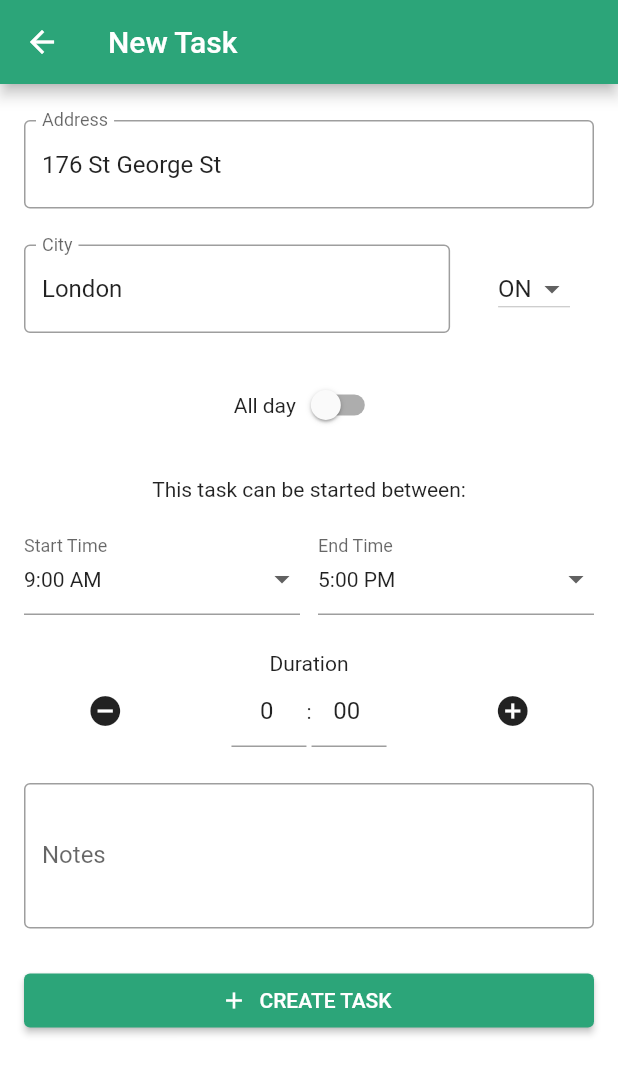
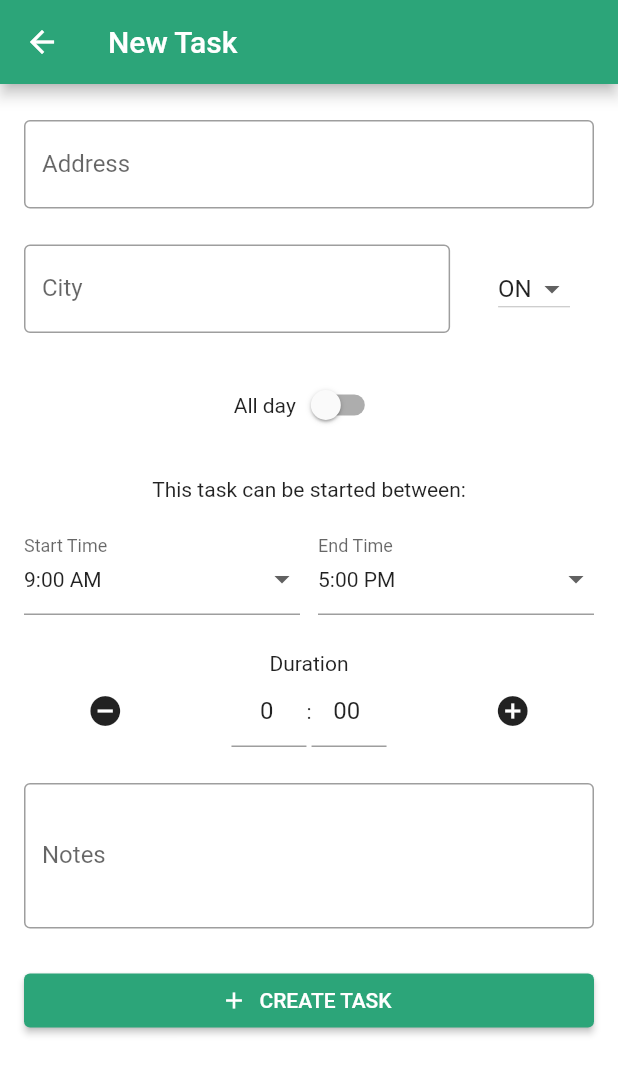
Before and after one commit to Aabell8/cerf_mobile, a Flutter app: the NewTaskPage screen opened directly, on a phone screen of 412 x 824 dp. Shown: the top 1074 px of the screen. Run offline on Flutter 3.47's test engine with Material 2 defaults, Android fonts, the phone set to English and light mode, and no system bars; our stand-ins replace location, shared_preferences; accounts and stored records are empty; network calls fail.

Commit message:
Removed placeholders and identified locale issue with retrieving tasks

```diff
--- a/lib/pages/NewTaskPage.dart
+++ b/lib/pages/NewTaskPage.dart
@@ -218,7 +218,6 @@ class _NewTaskPageState extends State<NewTaskPage> {
                 SizedBox(height: 24.0),
                 TextFormField(
                   key: Key('address'),
-                  initialValue: "176 St George St", // ! remove
                   decoration: InputDecoration(
                     border: OutlineInputBorder(),
                     labelText: 'Address',
@@ -235,7 +234,6 @@ class _NewTaskPageState extends State<NewTaskPage> {
                     Expanded(
                       child: TextFormField(
                         key: Key('city'),
-                        initialValue: "London", // ! remove
                         decoration: InputDecoration(
                           border: OutlineInputBorder(),
                           labelText: 'City',
--- a/lib/services/tasks.dart
+++ b/lib/services/tasks.dart
@@ -8,6 +8,8 @@ import 'package:http/http.dart' as http;
 
 Future<List<Task>> fetchTasks() async {
   String cookie = await getMobileCookie();
+
+  // ? Add current locale date for requesting tasks
   final http.Response response =
       await runQuery(queries.currentUserTasks, cookie);
   Map<String, dynamic> jsonResponse = json.decode(response.body)['data'];
```
